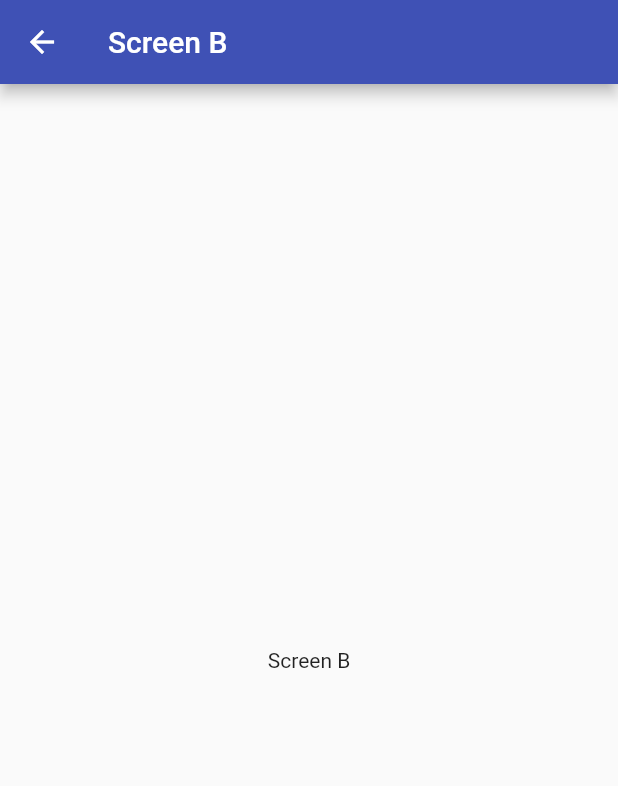
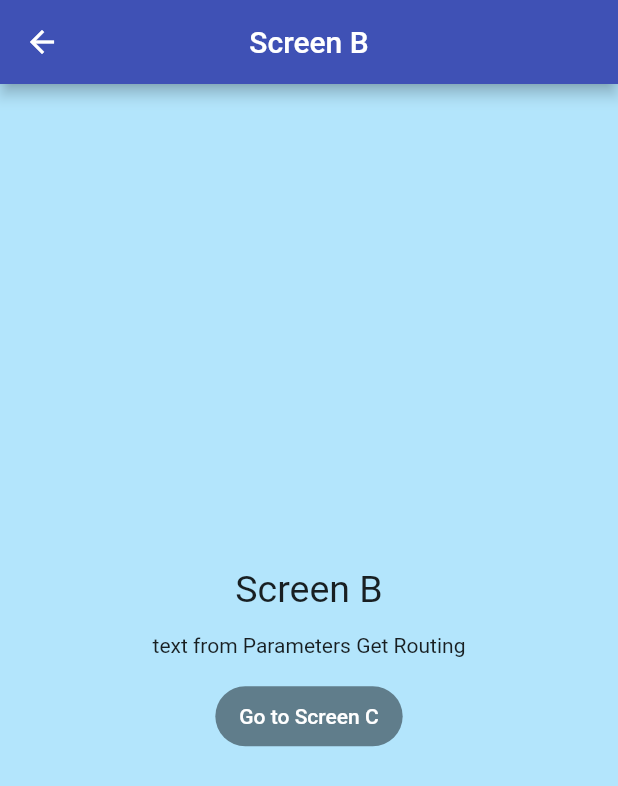
Before and after one commit to hashemsh/flutter_exercises, a Flutter app: the screen it shows after launch, after a tap on "Go to Screen B", on a phone screen of 412 x 824 dp. Shown: the top 786 px of the screen. Run offline on Flutter 3.47's test engine with Material 2 defaults, Android fonts, the light colour scheme and no system bars; our stand-ins replace fl_chart, get.

Commit message:
parameters and argument with transaction testing

```diff
--- a/getx_routing_sample/lib/routes/app_routes.dart
+++ b/getx_routing_sample/lib/routes/app_routes.dart
@@ -22,17 +22,21 @@ List<GetPage> appRoutes() => [
       GetPage(
         name: Routes.screenA,
         page: () => const ScreenA(),
+        transition: Transition.leftToRightWithFade,
       ),
       GetPage(
         name: Routes.screenB,
         page: () => const ScreenB(),
+        transition: Transition.cupertino,
       ),
       GetPage(
         name: Routes.screenC,
         page: () => const ScreenC(),
+        transition: Transition.downToUp,
       ),
       GetPage(
         name: Routes.login,
         page: () => const LoginScreen(),
+        transition: Transition.zoom,
       )
     ];
--- a/getx_routing_sample/lib/screens/home.dart
+++ b/getx_routing_sample/lib/screens/home.dart
@@ -7,6 +7,16 @@ class HomeScreen extends StatelessWidget {
 
   @override
   Widget build(BuildContext context) {
+    Map<String, String> parametersB = {
+      "title": "Screen B",
+      "body": "text from Parameters Get Routing",
+    };
+
+    Map<String, Object> argumentA = {
+      'title': 'Screen A - Title from Argument',
+      'color': Colors.blueAccent.shade100
+    };
+
     return Scaffold(
       appBar: AppBar(
         title: const Text('Home Screen'),
@@ -32,10 +42,8 @@ class HomeScreen extends StatelessWidget {
               height: 15,
             ),
             FilledButton(
-              onPressed: () => Get.toNamed(Routes.screenA, arguments: {
-                'title': 'Screen A - Title from Argument',
-                'color': Colors.blueAccent.shade100
-              }),
+              onPressed: () =>
+                  Get.toNamed(Routes.screenA, arguments: argumentA),
               child: const Text('Go to Screen A'),
             ),
             const SizedBox(
@@ -45,7 +53,8 @@ class HomeScreen extends StatelessWidget {
               style: const ButtonStyle(
                 backgroundColor: MaterialStatePropertyAll(Colors.purpleAccent),
               ),
-              onPressed: () => Get.toNamed(Routes.screenB),
+              onPressed: () =>
+                  Get.toNamed(Routes.screenB, parameters: parametersB),
               child: const Text('Go to Screen B'),
             ),
             const SizedBox(
--- a/getx_routing_sample/lib/screens/screen_b.dart
+++ b/getx_routing_sample/lib/screens/screen_b.dart
@@ -1,4 +1,7 @@
 import 'package:flutter/material.dart';
+import 'package:get/get.dart';
+
+import '../routes/app_routes.dart';
 
 class ScreenB extends StatelessWidget {
   const ScreenB({super.key});
@@ -6,11 +9,35 @@ class ScreenB extends StatelessWidget {
   @override
   Widget build(BuildContext context) {
     return Scaffold(
+      backgroundColor: Colors.lightBlue.shade100,
       appBar: AppBar(
-        title: Text('Screen B'),
+        title: Text(Get.parameters["title"] ?? 'Screen B default'),
+        centerTitle: true,
       ),
       body: Center(
-        child: Text('Screen B'),
+        child: Column(
+          mainAxisAlignment: MainAxisAlignment.center,
+          children: [
+            const Text(
+              'Screen B',
+              style: TextStyle(fontSize: 25),
+            ),
+            const SizedBox(
+              height: 15,
+            ),
+            Text(Get.parameters["body"] ?? "parameter was not received"),
+            const SizedBox(
+              height: 15,
+            ),
+            FilledButton(
+              style: const ButtonStyle(
+                backgroundColor: MaterialStatePropertyAll(Colors.blueGrey),
+              ),
+              onPressed: () => Get.toNamed(Routes.screenC),
+              child: const Text('Go to Screen C'),
+            ),
+          ],
+        ),
       ),
     );
   }
```
